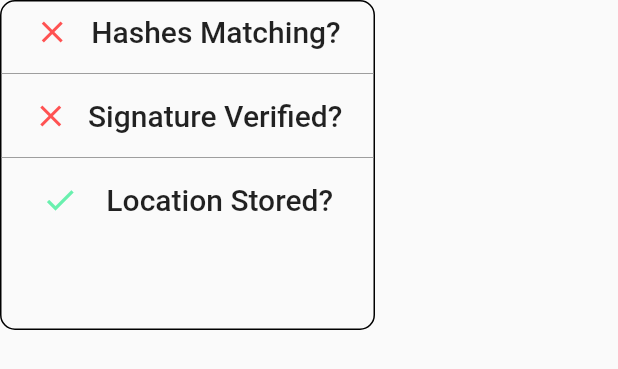
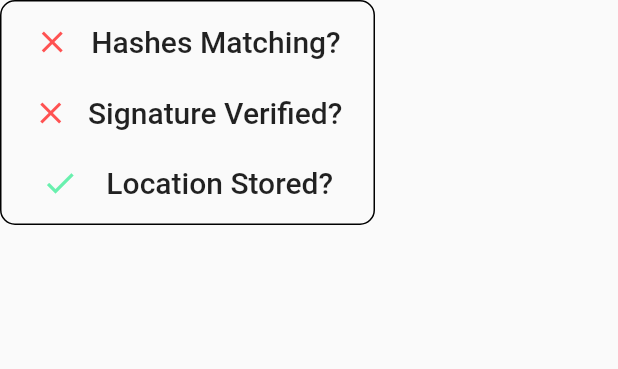
Before and after one commit to Flajt/decentproof-app, a Flutter app: the CheckMarkTable widget shown alone on an empty page, opened directly with empty values, on a phone screen of 412 x 824 dp. Shown: the top 369 px of the screen. Run offline on Flutter 3.47's test engine with Material 2 defaults, Android fonts, the phone set to English and light mode, and no system bars; our stand-ins replace basic_utils, bloc, convert, dio, easy_localization, equatable and 14 more; missing offline and left inert: audio_waveforms, ffmpeg_kit_flutter_full, firebase_app_check, flutter_donation_buttons, photo_manager and 1 more; accounts and stored records are empty.

Commit message:
Fix: Adjust height & rm divider

```diff
--- a/lib/features/verification/uiblocks/CheckMarkTable.dart
+++ b/lib/features/verification/uiblocks/CheckMarkTable.dart
@@ -11,17 +11,16 @@ class CheckMarkTable extends StatelessWidget {
   Widget build(BuildContext context) {
     return Container(
       width: 250,
-      height: 220,
+      height: 150,
       decoration: BoxDecoration(
           border: Border.all(color: Colors.black),
           borderRadius: const BorderRadius.all(Radius.circular(10))),
-      child: ListView(children: [
+      child:
+          Column(mainAxisAlignment: MainAxisAlignment.spaceEvenly, children: [
         CheckMarkTile(
             title: "Hashes Matching?", value: statusModel.matchingHashes),
-        const Divider(color: Colors.grey),
         CheckMarkTile(
             title: "Signature Verified?", value: statusModel.verifiedSignature),
-        const Divider(color: Colors.grey),
         CheckMarkTile(
             title: "Location Stored?",
             value: statusModel.metaDataModel?.location != null)
```
